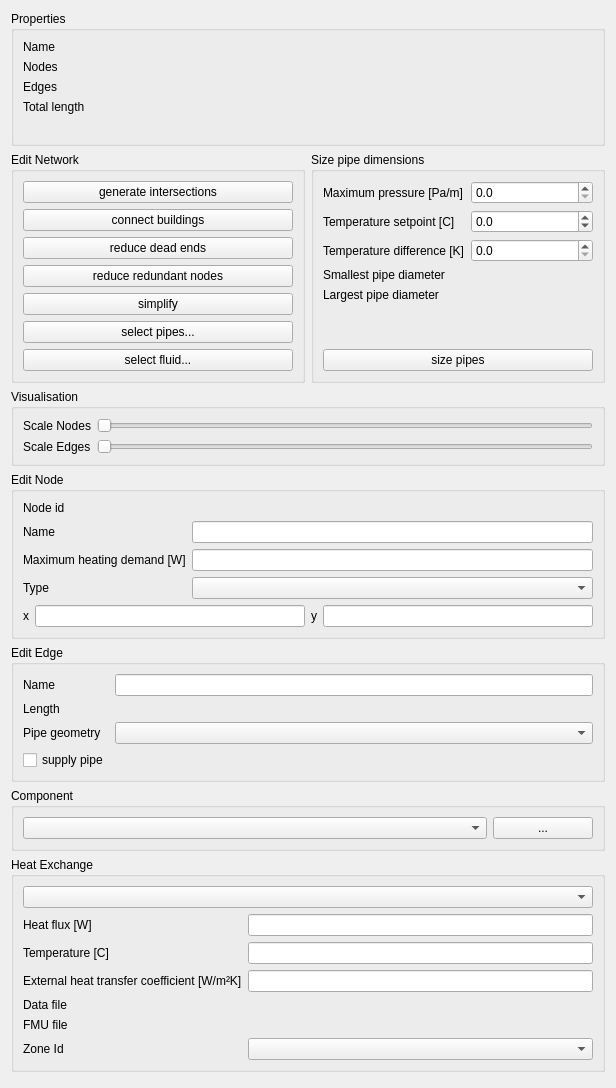
This is SIM-VICUS/src/SVPropNetworkEditWidget.ui in ghorwin/SIM-VICUS as Qt 5 draws it before an edit. The edited form follows.
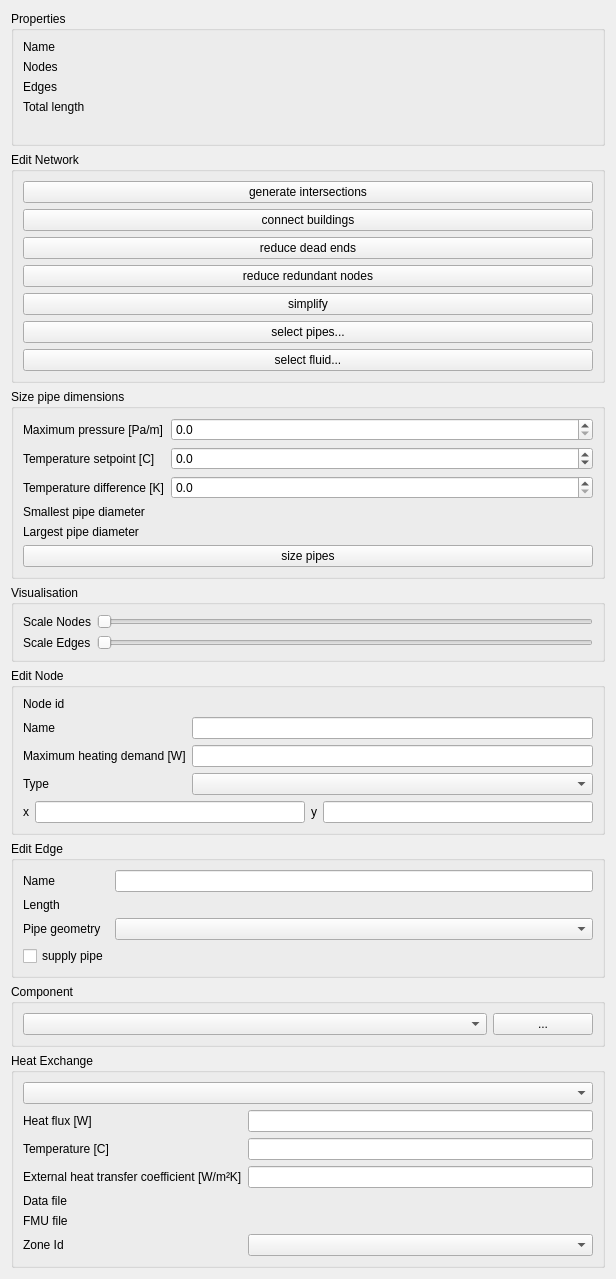
This is the edited form. Custom widgets are drawn as their Qt base class.

What changed in the file:
```diff
--- a/SIM-VICUS/src/SVPropNetworkEditWidget.ui
+++ b/SIM-VICUS/src/SVPropNetworkEditWidget.ui
@@ -87,8 +87,6 @@
     </widget>
    </item>
    <item>
-    <layout class="QHBoxLayout" name="horizontalLayout_3">
-     <item>
       <widget class="QGroupBox" name="groupBoxEditNetwork">
        <property name="title">
         <string>Edit Network</string>
@@ -257,8 +255,6 @@
         </item>
        </layout>
       </widget>
-     </item>
-    </layout>
    </item>
    <item>
     <widget class="QGroupBox" name="groupBoxVisualisation">
```
Left out of the diff: 2 changed lines with no effect on the pictures. Lines whose indentation alone changed are shown as unchanged.
